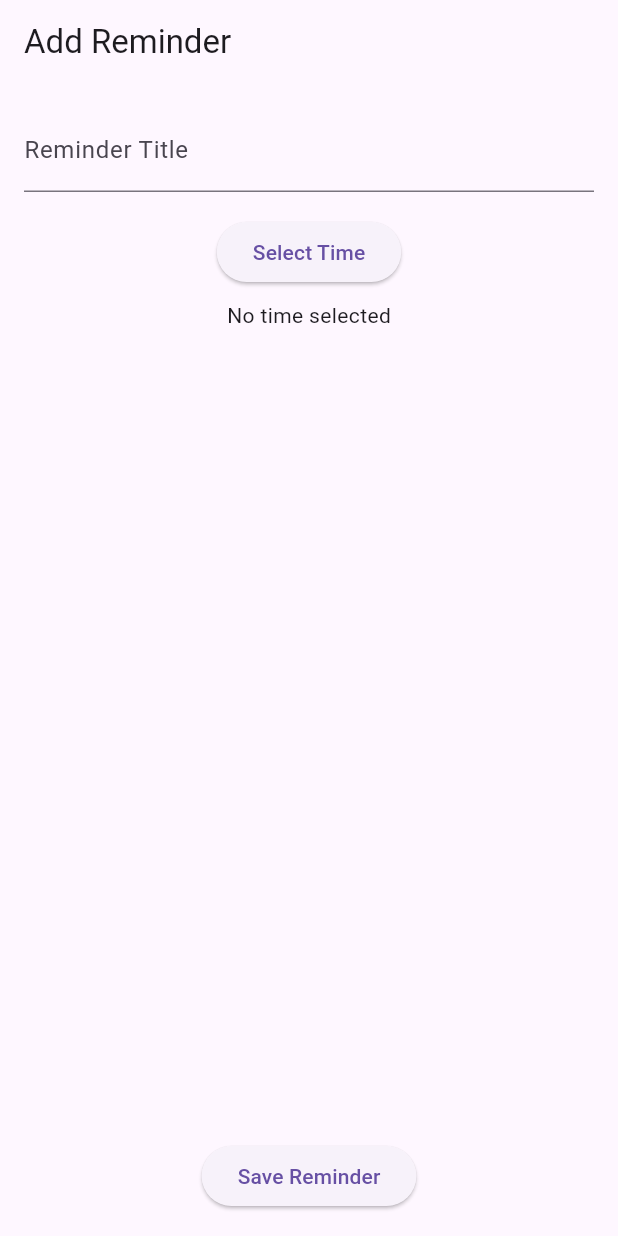
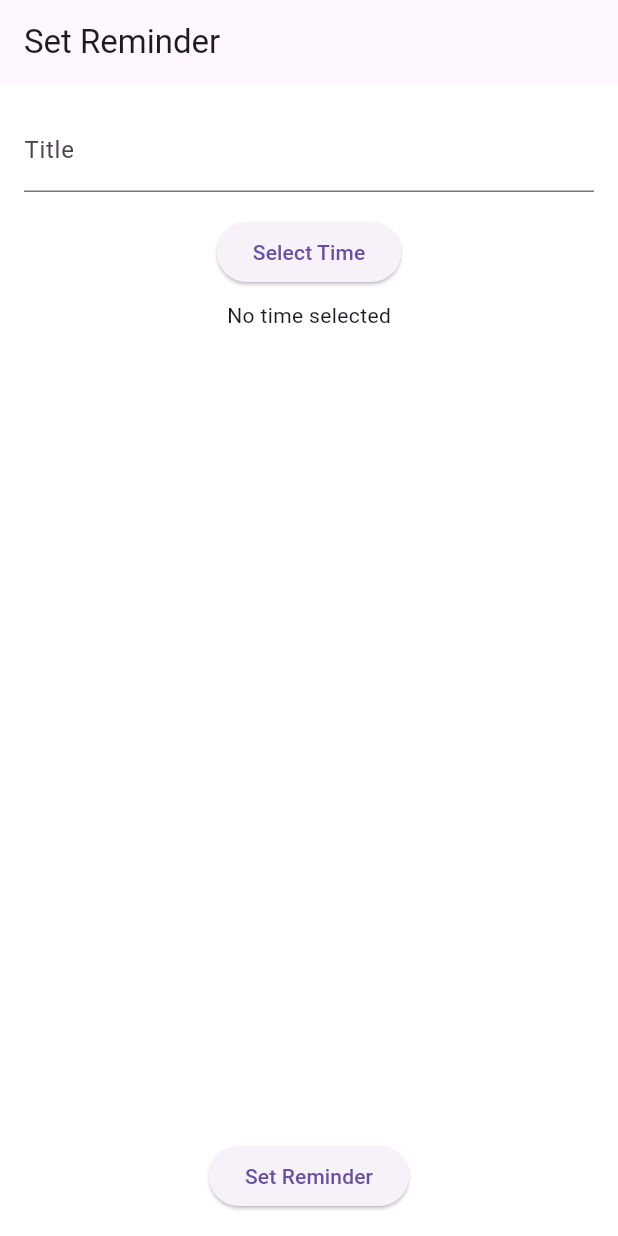
Before and after one commit to RayaheenMseri/flutter_notification, a Flutter app: the screen it shows after launch, on a phone screen of 412 x 824 dp. Run offline on Flutter 3.47's test engine with Material 3 defaults, Android fonts, the phone set to English and light mode, and no system bars; our stand-ins replace flutter_local_notifications, timezone.

Commit message:
Initial commit

```diff
--- a/lib/DetailsPage.dart
+++ b/lib/DetailsPage.dart
@@ -9,6 +9,7 @@ class ReminderDetailPage extends StatelessWidget {
   Widget build(BuildContext context) {
     return Scaffold(
       appBar: AppBar(title: const Text("Reminder Details")),
+      backgroundColor: Colors.white,
       body: Center(
         child: Text(payload ?? "No data", style: const TextStyle(fontSize: 24)),
       ),
--- a/lib/ReminderInput.dart
+++ b/lib/ReminderInput.dart
@@ -1,5 +1,4 @@
 import 'package:flutter/material.dart';
-import 'package:intl/intl.dart';
 import 'notification_service.dart';
 
 class ReminderInputPage extends StatefulWidget {
@@ -16,14 +15,15 @@ class _ReminderInputPageState extends State<ReminderInputPage> {
   @override
   Widget build(BuildContext context) {
     return Scaffold(
-      appBar: AppBar(title: const Text("Add Reminder")),
+      appBar: AppBar(title: const Text("Set Reminder")),
+      backgroundColor: Colors.white,
       body: Padding(
         padding: const EdgeInsets.all(16),
         child: Column(
           children: [
             TextField(
               controller: _titleController,
-              decoration: const InputDecoration(labelText: "Reminder Title"),
+              decoration: const InputDecoration(labelText: "Title"),
             ),
             const SizedBox(height: 16),
             ElevatedButton(
@@ -49,8 +49,6 @@ class _ReminderInputPageState extends State<ReminderInputPage> {
             const Spacer(),
             ElevatedButton(
               onPressed: () async {
-                if (_titleController.text.isEmpty || _selectedTime == null) return;
-
                 final now = DateTime.now();
                 final selectedDateTime = DateTime(
                   now.year,
@@ -76,7 +74,7 @@ class _ReminderInputPageState extends State<ReminderInputPage> {
                 _titleController.clear();
                 setState(() => _selectedTime = null);
               },
-              child: const Text("Save Reminder"),
+              child: const Text("Set Reminder"),
             ),
           ],
         ),
--- a/lib/main.dart
+++ b/lib/main.dart
@@ -1,10 +1,8 @@
 import 'package:flutter/material.dart';
 import 'package:flutter_notification/ReminderInput.dart';
 import 'DetailsPage.dart';
-import 'home.dart';
 import 'notification_service.dart';
 import 'package:timezone/data/latest.dart' as tz;
-import 'package:timezone/timezone.dart' as tz;
 
 final GlobalKey<NavigatorState> navigatorKey = GlobalKey<NavigatorState>();
 
```
Also changed, not shown: lib/home.dart (deleted, +0 -21 lines).
